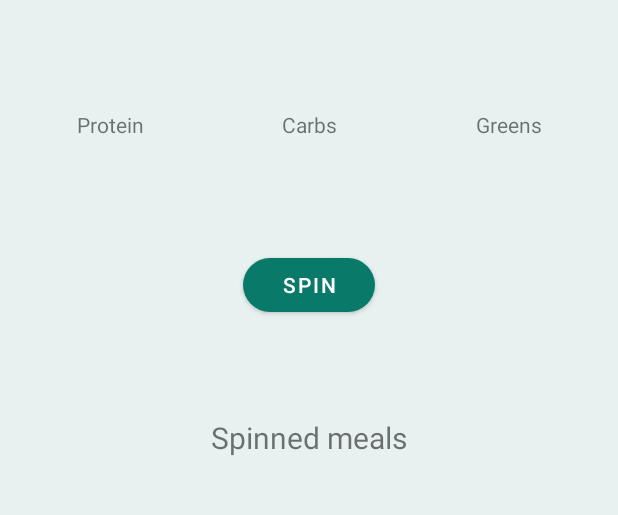
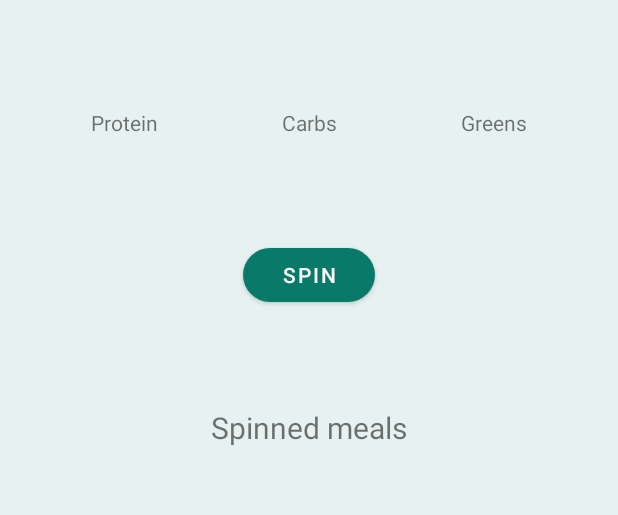
Before and after one commit to elisakaisa/meal-spinner, an Android app: the screen it shows after launch (MainActivity), on a phone screen of 412 x 824 dp, the part 149-664 px from its top. Run offline under Robolectric (Android 15) with nearby library versions, the phone set to English and light mode, and no system bars; our stand-ins replace Room's generated code.

Commit message:
Layout fixes

```diff
--- a/app/src/main/java/com/example/myapplication/FragmentSpinner.java
+++ b/app/src/main/java/com/example/myapplication/FragmentSpinner.java
@@ -4,6 +4,7 @@ import android.os.AsyncTask;
 import android.os.Bundle;
 
 import androidx.fragment.app.Fragment;
+import androidx.lifecycle.ViewModelProvider;
 import androidx.recyclerview.widget.LinearLayoutManager;
 import androidx.recyclerview.widget.RecyclerView;
 
@@ -17,6 +18,7 @@ import com.example.myapplication.database.MealDatabase;
 import com.example.myapplication.logic.Wheel;
 import com.example.myapplication.model.Meal;
 import com.example.myapplication.view.MealAdapter;
+import com.example.myapplication.viewModel.MealViewModel;
 import com.google.android.material.button.MaterialButton;
 import com.google.android.material.textview.MaterialTextView;
 
@@ -76,12 +78,22 @@ public class FragmentSpinner extends Fragment {
         /*---------------- START GAME ----------------------*/
         handler = new Handler();
 
+        /*---------------- VIEW MODEL ----------------------*/
+        MealViewModel mealVM = new ViewModelProvider(requireActivity()).get(MealViewModel.class);
+
         /*---------------- DATABASE ----------------------*/
         appDb = MealDatabase.getInstance(requireActivity());
-        accessDB();
+        fillRecyclerView();
 
         /*-------- LISTENERS --------*/
         btnSpin.setOnClickListener(v -> spinner());
+
+        /*mealVM.getMeals().observe(requireActivity(), meals -> {
+            MealAdapter mealAdapter = new MealAdapter((ArrayList<Meal>) meals);
+            recyclerView.setLayoutManager(new LinearLayoutManager(getActivity()));
+            recyclerView.setAdapter(mealAdapter);
+
+        }); */
 
         return view;
     }
@@ -130,10 +142,9 @@ public class FragmentSpinner extends Fragment {
         }, DELAY);
     }
 
-    public void accessDB() {
+    public void fillRecyclerView() {
         AsyncTask.execute(() -> {
             List<Meal> list = appDb.mealDao().getMealList();
-            Log.i("DAO", String.valueOf(list));
             MealAdapter mealAdapter = new MealAdapter((ArrayList<Meal>) list);
             recyclerView.setLayoutManager(new LinearLayoutManager(getActivity()));
             recyclerView.setAdapter(mealAdapter);
--- a/app/src/main/java/com/example/myapplication/viewModel/MealViewModel.java
+++ b/app/src/main/java/com/example/myapplication/viewModel/MealViewModel.java
@@ -1,16 +1,33 @@
 package com.example.myapplication.viewModel;
 
+import android.app.Application;
+import android.os.AsyncTask;
+
+import androidx.annotation.NonNull;
+import androidx.lifecycle.AndroidViewModel;
 import androidx.lifecycle.LiveData;
 import androidx.lifecycle.MutableLiveData;
 import androidx.lifecycle.ViewModel;
+import androidx.recyclerview.widget.LinearLayoutManager;
 
+import com.example.myapplication.database.MealDatabase;
 import com.example.myapplication.model.Meal;
+import com.example.myapplication.view.MealAdapter;
 
+import java.util.ArrayList;
 import java.util.List;
 
-public class MealViewModel extends ViewModel {
+public class MealViewModel extends AndroidViewModel {
 
     public MutableLiveData<List<Meal>> meals;
+    private MealDatabase appDb;
+    private Application application;
+
+    public MealViewModel(@NonNull Application application) {
+        super(application);
+        this.application = application;
+        appDb = MealDatabase.getInstance(application);
+    }
 
     public LiveData<List<Meal>> getMeals() {
         if (meals == null) {
@@ -21,5 +38,10 @@ public class MealViewModel extends ViewModel {
     }
 
     private void loadMeals() {
+        // FIXME: https://google-developer-training.github.io/android-developer-fundamentals-course-concepts-v2/unit-4-saving-user-data/lesson-10-storing-data-with-room/10-1-c-room-livedata-viewmodel/10-1-c-room-livedata-viewmodel.html
+        AsyncTask.execute(() -> {
+            List<Meal> list = appDb.mealDao().getMealList();
+            meals.setValue(list);
+        });
     }
 }
--- a/app/src/main/res/layout/fragment_spinner.xml
+++ b/app/src/main/res/layout/fragment_spinner.xml
@@ -25,11 +25,11 @@
             android:layout_marginEnd="16dp"
             app:layout_constraintTop_toTopOf="parent" />
 
-        <LinearLayout
+        <androidx.constraintlayout.widget.ConstraintLayout
             android:id="@+id/ll_spinner"
             android:layout_width="match_parent"
             android:layout_height="wrap_content"
-            android:padding="5dp"
+            android:padding="4dp"
             app:layout_constraintTop_toBottomOf="@id/tv_title"
             android:layout_marginTop="64dp"
             android:orientation="horizontal">
@@ -39,29 +39,35 @@
                 android:layout_width="wrap_content"
                 android:layout_height="wrap_content"
                 android:text="@string/protein"
-                android:padding="4dp"
-                android:textAlignment="center"
-                android:layout_weight="1"/>
+                app:layout_constraintTop_toTopOf="parent"
+                app:layout_constraintEnd_toEndOf="parent"
+                app:layout_constraintStart_toStartOf="parent"
+                app:layout_constraintHorizontal_bias="0.15"
+                android:layout_margin="4dp"/>
 
             <TextView
                 android:id="@+id/tv_spinner_carbs"
                 android:layout_width="wrap_content"
                 android:layout_height="wrap_content"
                 android:text="@string/carbs"
-                android:padding="4dp"
-                android:textAlignment="center"
-                android:layout_weight="1"/>
+                app:layout_constraintTop_toTopOf="parent"
+                app:layout_constraintEnd_toEndOf="parent"
+                app:layout_constraintStart_toStartOf="parent"
+                app:layout_constraintHorizontal_bias="0.5"
+                android:layout_margin="4dp"/>
 
             <TextView
                 android:id="@+id/tv_spinner_greens"
                 android:layout_width="wrap_content"
                 android:layout_height="wrap_content"
                 android:text="@string/greens"
-                android:padding="4dp"
-                android:textAlignment="center"
-                android:layout_weight="1"/>
+                app:layout_constraintTop_toTopOf="parent"
+                app:layout_constraintEnd_toEndOf="parent"
+                app:layout_constraintStart_toStartOf="parent"
+                app:layout_constraintHorizontal_bias="0.85"
+                android:layout_margin="4dp"/>
 
-        </LinearLayout>
+        </androidx.constraintlayout.widget.ConstraintLayout>
 
         <com.google.android.material.button.MaterialButton
             android:id="@+id/btn_spin"
```
